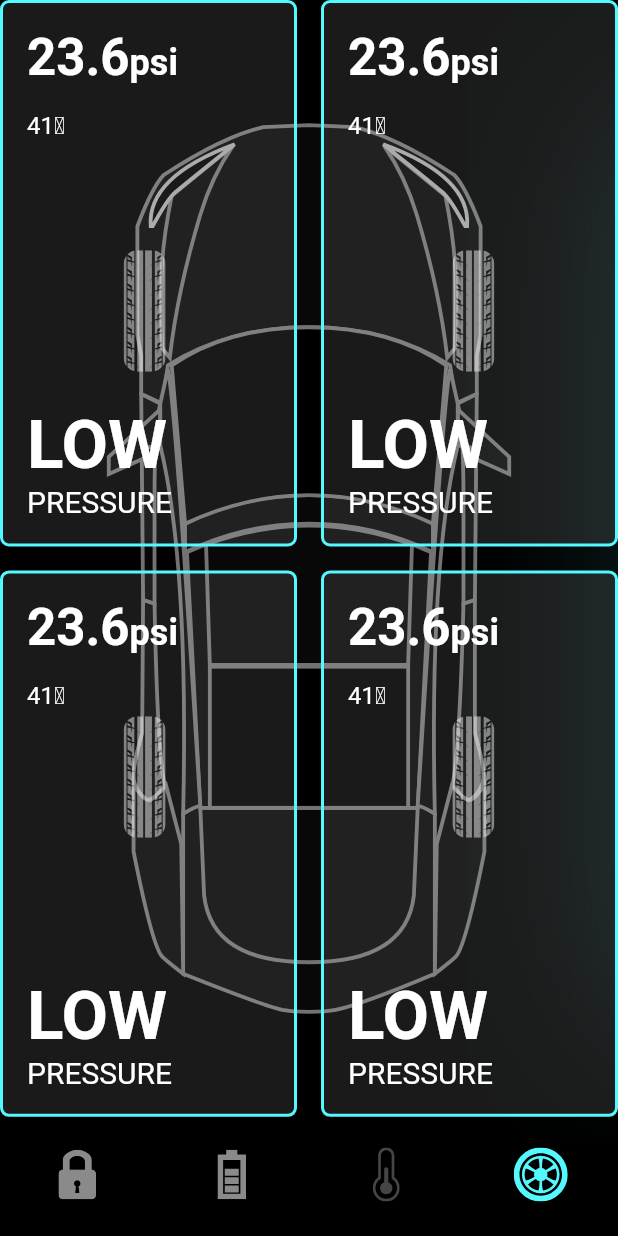
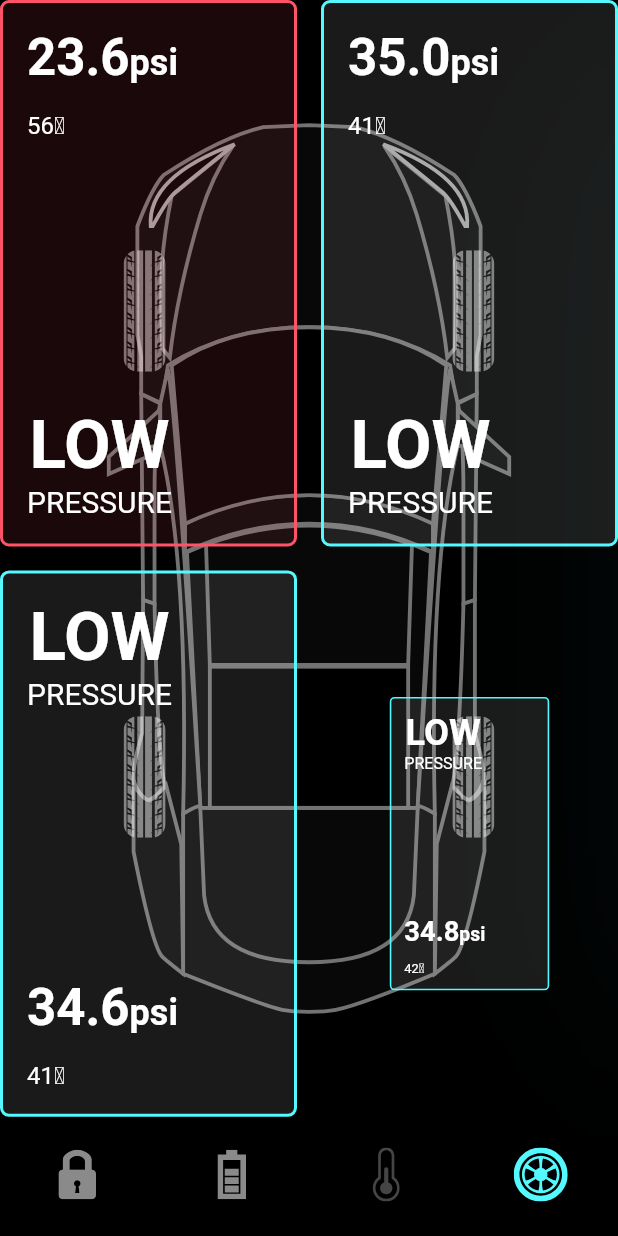
Before and after one commit to giovannicampagnolo/Tesla-Control-App, a Flutter app: the screen it shows after launch, item 4 of the bottom bar chosen, on a phone screen of 412 x 824 dp. Run offline on Flutter 3.47's test engine with Material 2 defaults, Android fonts, the phone set to English and light mode, and no system bars; our stand-ins replace flutter_svg.

Commit message:
finish tyre animation page

```diff
--- a/lib/screens/home_screen.dart
+++ b/lib/screens/home_screen.dart
@@ -4,6 +4,7 @@ import 'package:tesla_animated_app/home_controller.dart';
 import 'package:tesla_animated_app/widgets/door_lock.dart';
 
 import '../constanins.dart';
+import '../models/TyrePsi.dart';
 import '../widgets/battery_status.dart';
 import '../widgets/temp_details.dart';
 import '../widgets/tesla_bottom_navigation_bar.dart';
@@ -28,6 +29,15 @@ class _HomeScreenState extends State<HomeScreen> with TickerProviderStateMixin {
 
   late AnimationController _tempAnimationController;
   late Animation<double> _animationCarShift;
+
+  late AnimationController _tyreAnimationController;
+
+  late Animation<double> _animationTyre1Psi;
+  late Animation<double> _animationTyre2Psi;
+  late Animation<double> _animationTyre3Psi;
+  late Animation<double> _animationTyre4Psi;
+
+  late List<Animation<double>> _tyreAnimations;
 
   void setupBatteryAnimation() {
     _batteryAnimationController = AnimationController(
@@ -63,10 +73,40 @@ class _HomeScreenState extends State<HomeScreen> with TickerProviderStateMixin {
     );
   }
 
+  void setupTyreAnimation() {
+    _tyreAnimationController = AnimationController(
+      vsync: this,
+      duration: Duration(milliseconds: 1200),
+    );
+    _animationTyre1Psi = CurvedAnimation(
+      parent: _tyreAnimationController,
+      curve: Interval(0.34, 0.5),
+    );
+    _animationTyre2Psi = CurvedAnimation(
+      parent: _tyreAnimationController,
+      curve: Interval(0.5, 0.66),
+    );
+    _animationTyre3Psi = CurvedAnimation(
+      parent: _tyreAnimationController,
+      curve: Interval(0.66, 0.82),
+    );
+    _animationTyre4Psi = CurvedAnimation(
+      parent: _tyreAnimationController,
+      curve: Interval(0.82, 1),
+    );
+  }
+
   @override
   void initState() {
     setupBatteryAnimation();
     setupTempAnimation();
+    setupTyreAnimation();
+    _tyreAnimations = [
+      _animationTyre1Psi,
+      _animationTyre2Psi,
+      _animationTyre3Psi,
+      _animationTyre4Psi
+    ];
     super.initState();
   }
 
@@ -74,6 +114,7 @@ class _HomeScreenState extends State<HomeScreen> with TickerProviderStateMixin {
   void dispose() {
     _batteryAnimationController.dispose();
     _tempAnimationController.dispose();
+    _tyreAnimationController.dispose();
     super.dispose();
   }
 
@@ -84,6 +125,7 @@ class _HomeScreenState extends State<HomeScreen> with TickerProviderStateMixin {
           _controller,
           _batteryAnimationController,
           _tempAnimationController,
+          _tyreAnimationController,
         ]),
         builder: (context, snapshot) {
           return Scaffold(
@@ -98,7 +140,14 @@ class _HomeScreenState extends State<HomeScreen> with TickerProviderStateMixin {
                   _tempAnimationController.forward();
                 else if (_controller.selectedBottomTab == 2 && index != 2)
                   _tempAnimationController.reverse(from: 0.4);
+
+                if (index == 3)
+                  _tyreAnimationController.forward();
+                else if (_controller.selectedBottomTab == 3 && index != 3)
+                  _tyreAnimationController.reverse();
+
                 _controller.showTyreController(index);
+                _controller.tyreStatusController(index);
                 _controller.onBottomNavigationTabChange(index);
                 print(index);
               },
@@ -232,7 +281,9 @@ class _HomeScreenState extends State<HomeScreen> with TickerProviderStateMixin {
 
                     ///TYRE
                     if (_controller.isShowTyre) ...tyres(constraint),
+                    if (_controller.isShowTyreStatus)
                       GridView.builder(
+                        physics: const NeverScrollableScrollPhysics(),
                         itemCount: 4,
                         gridDelegate: SliverGridDelegateWithFixedCrossAxisCount(
                           crossAxisCount: 2,
@@ -241,8 +292,12 @@ class _HomeScreenState extends State<HomeScreen> with TickerProviderStateMixin {
                           childAspectRatio:
                               constraint.maxWidth / constraint.maxHeight,
                         ),
-                      itemBuilder: (context, index) => TyrePsiCard(
-                        isBottomTwoTyre: index > 2,
+                        itemBuilder: (context, index) => ScaleTransition(
+                          scale: _tyreAnimations[index],
+                          child: TyrePsiCard(
+                            isBottomTwoTyre: index > 1,
+                            tyrePsi: demoPsiList[index],
+                          ),
                         ),
                       ),
                   ],
--- a/lib/widgets/tyre_psi_card.dart
+++ b/lib/widgets/tyre_psi_card.dart
@@ -1,46 +1,55 @@
 import 'package:flutter/material.dart';
+import 'package:tesla_animated_app/models/TyrePsi.dart';
 
 import '../constanins.dart';
 
 class TyrePsiCard extends StatelessWidget {
   final bool isBottomTwoTyre;
+  final TyrePsi tyrePsi;
 
-  const TyrePsiCard({
-    Key? key,
-    required this.isBottomTwoTyre,
-  }) : super(key: key);
+  const TyrePsiCard(
+      {Key? key, required this.isBottomTwoTyre, required this.tyrePsi})
+      : super(key: key);
 
   @override
   Widget build(BuildContext context) {
     return Container(
       padding: EdgeInsets.all(defaultPadding),
       decoration: BoxDecoration(
-          color: Colors.white10,
+          color: tyrePsi.isLowPressure
+              ? redColor.withOpacity(0.1)
+              : Colors.white10,
           border: Border.all(
-            color: primaryColor,
+            color: tyrePsi.isLowPressure ? redColor : primaryColor,
             width: 2,
           ),
           borderRadius: BorderRadius.all(Radius.circular(6.0))),
-      child: Column(
+      child: isBottomTwoTyre
+          ? Column(
               crossAxisAlignment: CrossAxisAlignment.start,
               children: [
-          psiText(context),
+                lowPressure(context),
+                Spacer(),
+                psiText(context, psi: tyrePsi.psi.toString()),
                 const SizedBox(height: defaultPadding),
                 Text(
-            "41\u2103",
+                  "${tyrePsi.temp}\u2103",
+                  style: TextStyle(fontSize: 16),
+                ),
+              ],
+            )
+          : Column(
+              crossAxisAlignment: CrossAxisAlignment.start,
+              children: [
+                psiText(context, psi: tyrePsi.psi.toString()),
+                const SizedBox(height: defaultPadding),
+                Text(
+                  "${tyrePsi.temp}\u2103",
                   style: TextStyle(fontSize: 16),
                 ),
                 Spacer(),
-          Text(
-            "Low".toUpperCase(),
-            style: Theme.of(context).textTheme.headline3!.copyWith(
-                  color: Colors.white,
-                  fontWeight: FontWeight.w600,
-                ),
-          ),
-          Text(
-            "Pressure".toUpperCase(),
-            style: TextStyle(fontSize: 20),
+                lowPressure(
+                  context,
                 ),
               ],
             ),
@@ -48,10 +57,10 @@ class TyrePsiCard extends StatelessWidget {
   }
 }
 
-Text psiText(BuildContext context){
+Text psiText(BuildContext context, {required String psi}) {
   return Text.rich(
     TextSpan(
-      text: "23.6",
+      text: psi,
       style: Theme.of(context).textTheme.headline4!.copyWith(
             fontWeight: FontWeight.w600,
             color: Colors.white,
@@ -65,3 +74,21 @@ Text psiText(BuildContext context){
     ),
   );
 }
+
+Column lowPressure(BuildContext context) {
+  return Column(
+    children: [
+      Text(
+        "Low".toUpperCase(),
+        style: Theme.of(context).textTheme.headline3!.copyWith(
+              color: Colors.white,
+              fontWeight: FontWeight.w600,
+            ),
+      ),
+      Text(
+        "Pressure".toUpperCase(),
+        style: TextStyle(fontSize: 20),
+      ),
+    ],
+  );
+}
```
Also changed, not shown: lib/home_controller.dart (+14 -0 lines). Lines whose indentation alone changed are shown as unchanged.
